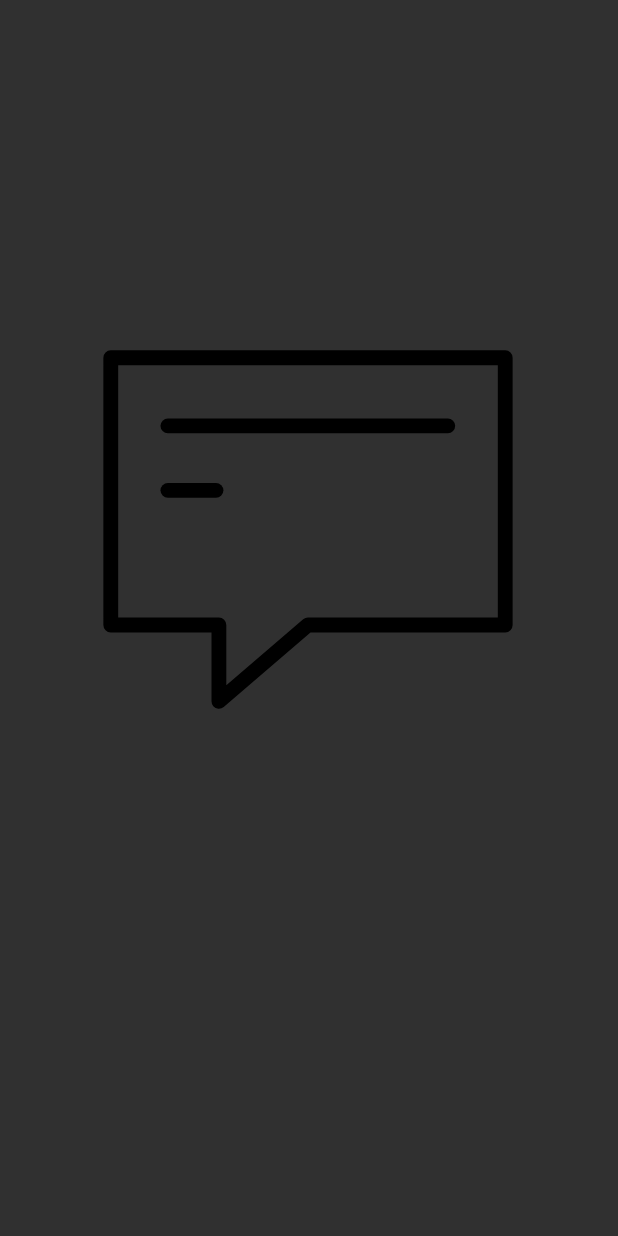
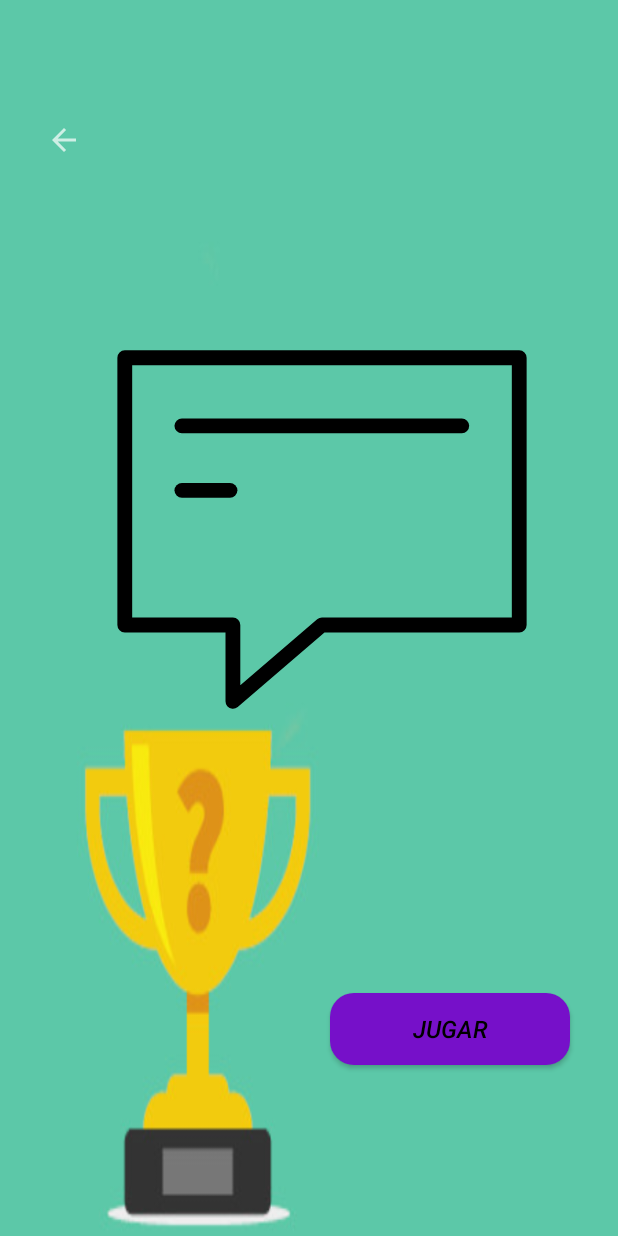
Before and after one commit to Alvaro-Cano/PracticaLDM, an Android app: the ComoJugar screen opened directly, with no data from a screen before it, on a phone screen of 412 x 824 dp. Run offline under Robolectric (Android 15) with nearby library versions, the phone set to English and light mode, and no system bars.

Commit message:
Pantalla Como jugar

```diff
--- a/app/src/main/java/com/example/itsaquiz/ComoJugar.java
+++ b/app/src/main/java/com/example/itsaquiz/ComoJugar.java
@@ -3,6 +3,9 @@ package com.example.itsaquiz;
 import androidx.appcompat.app.AppCompatActivity;
 
 import android.os.Bundle;
+import android.os.Handler;
+import android.view.View;
+import android.widget.TextView;
 
 public class ComoJugar extends AppCompatActivity {
 
@@ -10,5 +13,17 @@ public class ComoJugar extends AppCompatActivity {
     protected void onCreate(Bundle savedInstanceState) {
         super.onCreate(savedInstanceState);
         setContentView(R.layout.activity_como_jugar);
+        TextView tv1 = (TextView)findViewById(R.id.textView);
+        TextView tv2 = (TextView)findViewById(R.id.textView2);
+        TextView tv3 = (TextView)findViewById(R.id.textView3);
+        Handler handler = new Handler();
+        handler.postDelayed(new Runnable() {
+            public void run() {
+                // acciones que se ejecutan tras los milisegundos
+                tv1.setVisibility(View.VISIBLE);
+                tv2.setVisibility(View.VISIBLE);
+                tv3.setVisibility(View.VISIBLE);
+            }
+        }, 4000);
     }
-}
+    }
--- a/app/src/main/java/com/example/itsaquiz/PuntuacionFinal.java
+++ b/app/src/main/java/com/example/itsaquiz/PuntuacionFinal.java
@@ -6,9 +6,19 @@ import android.os.Bundle;
 
 public class PuntuacionFinal extends AppCompatActivity {
 
+    private int puntuacion;
+
     @Override
     protected void onCreate(Bundle savedInstanceState) {
         super.onCreate(savedInstanceState);
         setContentView(R.layout.activity_puntuacion_final);
     }
+
+    public int getPuntuacion() {
+        return puntuacion;
+    }
+
+    public void setPuntuacion(int puntuacion) {
+        this.puntuacion = puntuacion;
+    }
 }
--- a/app/src/main/res/layout/activity_como_jugar.xml
+++ b/app/src/main/res/layout/activity_como_jugar.xml
@@ -4,6 +4,7 @@
     xmlns:tools="http://schemas.android.com/tools"
     android:layout_width="match_parent"
     android:layout_height="match_parent"
+    android:background="@drawable/trofeo"
     tools:context=".ComoJugar">
 
     <com.airbnb.lottie.LottieAnimationView
@@ -18,7 +19,7 @@
         app:layout_constraintBottom_toBottomOf="parent"
 
         app:layout_constraintEnd_toEndOf="parent"
-        app:layout_constraintHorizontal_bias="0.495"
+        app:layout_constraintHorizontal_bias="0.576"
         app:layout_constraintStart_toStartOf="parent"
         app:layout_constraintTop_toTopOf="parent"
         app:layout_constraintVertical_bias="1.0"
@@ -26,4 +27,83 @@
         app:lottie_fileName="17485-message-icon.json"
         app:lottie_loop="false" />
 
+    <TextView
+        android:id="@+id/textView"
+        android:layout_width="wrap_content"
+        android:layout_height="wrap_content"
+        android:layout_marginTop="40dp"
+        android:text="Bienvenido a It's a quiz"
+        android:textColor="@color/black"
+        android:textSize="16sp"
+        android:textStyle="italic"
+        android:visibility="invisible"
+        app:layout_constraintEnd_toEndOf="@+id/animation_view"
+        app:layout_constraintHorizontal_bias="0.433"
+        app:layout_constraintStart_toStartOf="@+id/animation_view"
+        app:layout_constraintTop_toTopOf="@+id/animation_view" />
+
+    <TextView
+        android:id="@+id/textView2"
+        android:layout_width="200dp"
+        android:layout_height="22dp"
+        android:layout_marginTop="25dp"
+        android:text="Para ganar debes contestar correctamente"
+        android:textColor="@color/black"
+        android:textSize="16sp"
+        android:textStyle="italic"
+        android:visibility="invisible"
+        app:layout_constraintEnd_toEndOf="@+id/animation_view"
+        app:layout_constraintStart_toStartOf="@+id/animation_view"
+        app:layout_constraintTop_toBottomOf="@+id/textView" />
+
+    <TextView
+        android:id="@+id/textView3"
+        android:layout_width="210dp"
+        android:layout_height="22dp"
+        android:layout_marginTop="17dp"
+        android:text="a 5 preguntas. !Mucha suerte!"
+        android:textColor="@color/black"
+        android:textSize="16sp"
+        android:textStyle="italic"
+        android:visibility="invisible"
+        app:layout_constraintEnd_toEndOf="@+id/animation_view"
+        app:layout_constraintHorizontal_bias="0.555"
+        app:layout_constraintStart_toStartOf="@+id/animation_view"
+        app:layout_constraintTop_toBottomOf="@+id/textView2" />
+
+    <Button
+        android:id="@+id/buttonInicio"
+        android:layout_width="160dp"
+        android:layout_height="wrap_content"
+
+        android:layout_marginStart="150dp"
+        android:layout_marginTop="168dp"
+        android:layout_marginEnd="10dp"
+        android:background="@drawable/bordes_redondos"
+        android:text="Jugar"
+        android:textColor="@color/black"
+        android:textSize="16sp"
+        android:textStyle="italic"
+        app:layout_constraintEnd_toEndOf="parent"
+        app:layout_constraintHorizontal_bias="0.758"
+        app:layout_constraintStart_toStartOf="parent"
+        app:layout_constraintTop_toBottomOf="@+id/animation_view" />
+
+    <ImageButton
+        android:id="@+id/imageButton2"
+        style="@style/Widget.AppCompat.ImageButton"
+        android:layout_width="41dp"
+        android:layout_height="38dp"
+        android:layout_marginStart="18dp"
+        android:layout_marginTop="25dp"
+        android:layout_marginEnd="345dp"
+        android:layout_marginBottom="52dp"
+        android:background="#00FFFFFF"
+        app:layout_constraintBottom_toTopOf="@+id/animation_view"
+        app:layout_constraintEnd_toEndOf="parent"
+        app:layout_constraintStart_toStartOf="parent"
+        app:layout_constraintTop_toTopOf="parent"
+        app:srcCompat="?attr/homeAsUpIndicator" />
+
+
 </androidx.constraintlayout.widget.ConstraintLayout>
```
Also changed, not shown: app/src/main/res/drawable/home.png (added), app/src/main/res/drawable/quiz_2.jpeg (added), app/src/main/res/drawable/trofeo.jpg (added).
